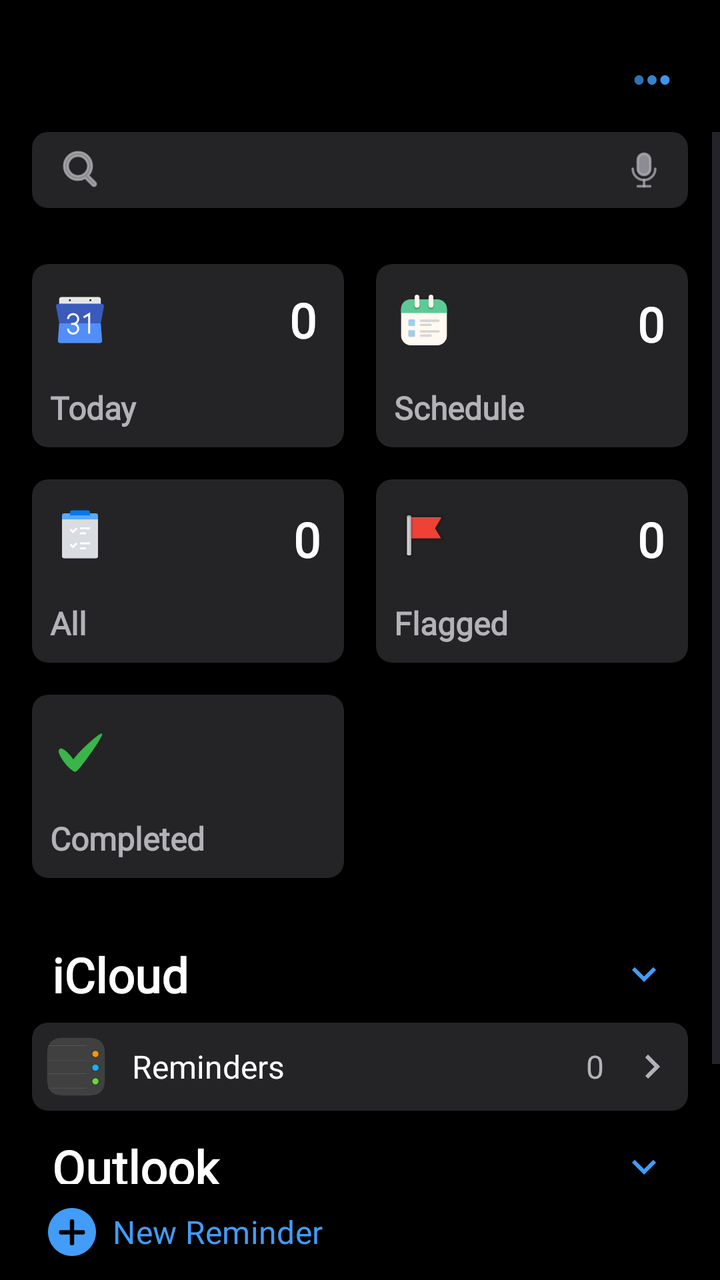
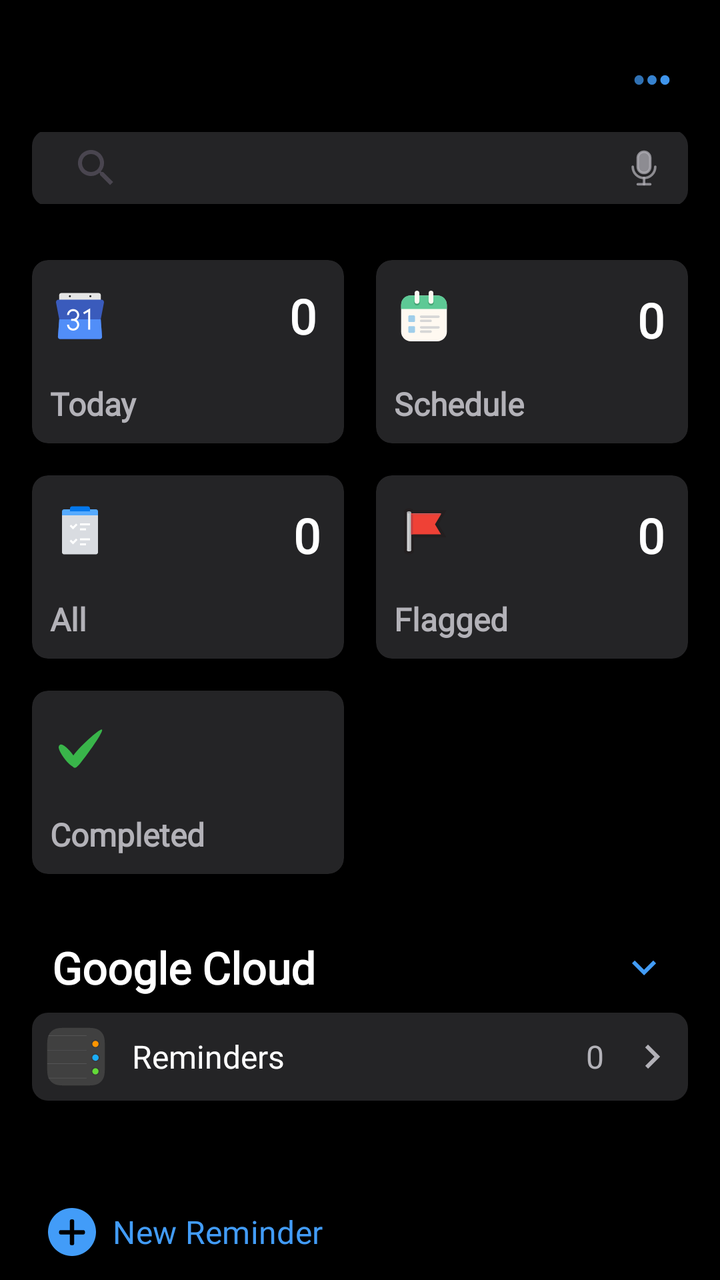

Compare the two renders of this Android layout. The source of the first and the diff that turns it into the second are given below.
<!-- AndroidManifest.xml: application theme Theme.RemindersTDL -->
<!-- res/layout/fragment_home.xml -->
<?xml version="1.0" encoding="utf-8"?>
<androidx.constraintlayout.widget.ConstraintLayout xmlns:android="http://schemas.android.com/apk/res/android"
    xmlns:app="http://schemas.android.com/apk/res-auto"
    android:layout_width="match_parent"
    android:layout_height="match_parent"
    android:animateLayoutChanges="true"
    android:background="@color/black">

    <FrameLayout
        android:id="@+id/toolbar"
        android:layout_width="match_parent"
        android:layout_height="wrap_content"
        android:layout_marginHorizontal="6dp"
        android:layout_marginTop="16dp"
        android:animateLayoutChanges="true"
        android:orientation="horizontal"
        app:layout_constraintEnd_toEndOf="parent"
        app:layout_constraintTop_toTopOf="parent">

        <ImageView
            android:id="@+id/menu_image_view"
            android:layout_width="wrap_content"
            android:layout_height="wrap_content"
            android:layout_gravity="end"
            android:layout_marginEnd="4dp"
            android:layout_marginBottom="2dp"
            android:clickable="true"
            android:contentDescription="@string/dropdown_menu"
            android:focusable="true"
            android:padding="8dp"
            android:src="@drawable/more_icon" />
    </FrameLayout>

    <ScrollView
        android:id="@+id/scroll_view"
        android:layout_width="match_parent"
        android:layout_height="0dp"
        android:animateLayoutChanges="true"
        app:layout_constraintBottom_toTopOf="@id/button_container"
        app:layout_constraintEnd_toEndOf="parent"
        app:layout_constraintStart_toStartOf="parent"
        app:layout_constraintTop_toBottomOf="@id/toolbar">

        <androidx.constraintlayout.widget.ConstraintLayout
            android:layout_width="match_parent"
            android:layout_height="wrap_content"
            android:animateLayoutChanges="true">

            <FrameLayout
                android:id="@+id/search_view_container"
                android:layout_width="match_parent"
                android:layout_height="38dp"
                android:layout_marginHorizontal="16dp"
                android:layout_marginBottom="16dp"
                android:animateLayoutChanges="true"
                android:background="@drawable/textview_roundedcorners"
                app:layout_constraintEnd_toEndOf="parent"
                app:layout_constraintStart_toStartOf="parent"
                app:layout_constraintTop_toTopOf="parent">

                
                <androidx.appcompat.widget.SearchView
                    android:id="@+id/search_view"
                    android:layout_width="match_parent"
                    android:layout_height="38dp"
                    android:layout_gravity="center"
                    android:iconifiedByDefault="false"
                    android:theme="@style/SearchViewHintStyle"
                    app:closeIcon="@null"
                    app:queryBackground="@android:color/transparent"
                    app:queryHint="@string/search"
                    app:searchIcon="@drawable/search_icon" />

                
                <ImageView
                    android:id="@+id/microphone_icon"
                    android:layout_width="wrap_content"
                    android:layout_height="wrap_content"
                    android:layout_gravity="end|center_vertical"
                    android:layout_marginEnd="12dp"
                    android:src="@drawable/microphone_icon" />

            </FrameLayout>

            
            <androidx.recyclerview.widget.RecyclerView
                android:id="@+id/recycler_view"
                android:layout_width="match_parent"
                android:layout_height="wrap_content"
                android:clipToPadding="false"
                android:padding="16dp"
                android:visibility="gone"
                app:layout_constraintEnd_toEndOf="parent"
                app:layout_constraintStart_toStartOf="parent"
                app:layout_constraintTop_toBottomOf="@id/search_view_container" />

            <GridLayout
                android:id="@+id/grid_layout"
                android:layout_width="match_parent"
                android:layout_height="wrap_content"
                android:layout_marginTop="12dp"
                android:animateLayoutChanges="true"
                android:columnCount="2"
                android:padding="8dp"
                android:rowCount="3"
                app:layout_constraintEnd_toEndOf="parent"
                app:layout_constraintStart_toStartOf="parent"
                app:layout_constraintTop_toBottomOf="@id/search_view_container">

                
                <com.google.android.material.card.MaterialCardView
                    android:id="@+id/today_button"
                    android:layout_width="0dp"
                    android:layout_height="wrap_content"
                    android:layout_columnWeight="1"
                    android:layout_margin="8dp"
                    android:backgroundTint="@color/my_gray"
                    app:cardCornerRadius="8dp"
                    app:cardElevation="4dp"
                    app:rippleColor="#8CD3C4C4"
                    app:strokeWidth="0dp">

                    <RelativeLayout
                        android:id="@+id/today_screen"
                        android:layout_width="match_parent"
                        android:layout_height="wrap_content"
                        android:padding="4dp">

                        <ImageView
                            android:id="@+id/icon_today"
                            android:layout_width="wrap_content"
                            android:layout_height="wrap_content"
                            android:layout_marginTop="4dp"
                            android:padding="8dp"
                            android:src="@drawable/_975310_alarm_calendar_date_event_hour_icon" />

                        <TextView
                            android:id="@+id/today_count"
                            android:layout_width="wrap_content"
                            android:layout_height="wrap_content"
                            android:layout_alignBottom="@id/icon_today"
                            android:layout_alignParentEnd="true"
                            android:layout_marginStart="16dp"
                            android:layout_marginEnd="6dp"
                            android:fontFamily="@font/roboto_regular"
                            android:padding="4dp"
                            android:text="@string/_0"
                            android:textColor="@color/white"
                            android:textSize="24sp"
                            android:textStyle="bold" />

                        <TextView
                            android:id="@+id/today_text"
                            android:layout_width="wrap_content"
                            android:layout_height="wrap_content"
                            android:layout_below="@id/icon_today"
                            android:layout_marginTop="8dp"
                            android:fontFamily="@font/roboto_bold"
                            android:padding="5dp"
                            android:text="@string/today"
                            android:textColor="#B3B2B8"
                            android:textSize="16sp"
                            android:textStyle="bold" />
                    </RelativeLayout>
                </com.google.android.material.card.MaterialCardView>

                
                <com.google.android.material.card.MaterialCardView
                    android:id="@+id/scheduled_button"
                    android:layout_width="0dp"
                    android:layout_height="wrap_content"
                    android:layout_columnWeight="1"
                    android:layout_margin="8dp"
                    android:backgroundTint="@color/my_gray"
                    app:cardCornerRadius="8dp"
                    app:cardElevation="4dp"
                    app:rippleColor="#8CD3C4C4"
                    app:strokeWidth="0dp">

                    <RelativeLayout
                        android:id="@+id/scheduled_screen"
                        android:layout_width="match_parent"
                        android:layout_height="wrap_content"
                        android:padding="4dp">

                        <ImageView
                            android:id="@+id/icon_scheduled"
                            android:layout_width="wrap_content"
                            android:layout_height="wrap_content"
                            android:layout_marginTop="4dp"
                            android:padding="4dp"
                            android:src="@drawable/schedule_icon" />

                        <TextView
                            android:id="@+id/scheduled_count"
                            android:layout_width="wrap_content"
                            android:layout_height="wrap_content"
                            android:layout_alignBottom="@id/icon_scheduled"
                            android:layout_alignParentEnd="true"
                            android:layout_marginStart="16dp"
                            android:layout_marginEnd="6dp"
                            android:fontFamily="@font/roboto_regular"
                            android:padding="2dp"
                            android:text="@string/_0"
                            android:textColor="@color/white"
                            android:textSize="24sp"
                            android:textStyle="bold" />

                        <TextView
                            android:id="@+id/scheduled_text"
                            android:layout_width="wrap_content"
                            android:layout_height="wrap_content"
                            android:layout_below="@id/icon_scheduled"
                            android:layout_marginTop="8dp"
                            android:fontFamily="@font/roboto_bold"
                            android:padding="5dp"
                            android:text="@string/schedule"
                            android:textColor="#B3B2B8"
                            android:textSize="16sp"
                            android:textStyle="bold" />
                    </RelativeLayout>
                </com.google.android.material.card.MaterialCardView>

                
                <com.google.android.material.card.MaterialCardView
                    android:id="@+id/all_button"
                    android:layout_width="0dp"
                    android:layout_height="wrap_content"
                    android:layout_columnWeight="1"
                    android:layout_margin="8dp"
                    android:backgroundTint="@color/my_gray"
                    app:cardCornerRadius="8dp"
                    app:cardElevation="4dp"
                    app:rippleColor="#8CD3C4C4"
                    app:strokeWidth="0dp">

                    <RelativeLayout
                        android:id="@+id/all_screen"
                        android:layout_width="match_parent"
                        android:layout_height="wrap_content"
                        android:padding="4dp">

                        <ImageView
                            android:id="@+id/icon_all"
                            android:layout_width="wrap_content"
                            android:layout_height="wrap_content"
                            android:layout_marginTop="4dp"
                            android:padding="4dp"
                            android:src="@drawable/all_icon" />

                        <TextView
                            android:id="@+id/all_count"
                            android:layout_width="wrap_content"
                            android:layout_height="wrap_content"
                            android:layout_alignBottom="@id/icon_all"
                            android:layout_alignParentEnd="true"
                            android:layout_marginStart="16dp"
                            android:layout_marginEnd="6dp"
                            android:fontFamily="@font/roboto_regular"
                            android:padding="2dp"
                            android:text="@string/_0"
                            android:textColor="@color/white"
                            android:textSize="24sp"
                            android:textStyle="bold" />

                        <TextView
                            android:id="@+id/all_text"
                            android:layout_width="wrap_content"
                            android:layout_height="wrap_content"
                            android:layout_below="@id/icon_all"
                            android:layout_marginTop="8dp"
                            android:fontFamily="@font/roboto_bold"
                            android:padding="5dp"
                            android:text="@string/all"
                            android:textColor="#B3B2B8"
                            android:textSize="16sp"
                            android:textStyle="bold" />
                    </RelativeLayout>
                </com.google.android.material.card.MaterialCardView>
                
                <com.google.android.material.card.MaterialCardView
                    android:id="@+id/flagged_button"
                    android:layout_width="0dp"
                    android:layout_height="wrap_content"
                    android:layout_columnWeight="1"
                    android:layout_margin="8dp"
                    android:backgroundTint="@color/my_gray"
                    app:cardCornerRadius="8dp"
                    app:cardElevation="4dp"
                    app:rippleColor="#8CD3C4C4"
                    app:strokeWidth="0dp">

                    <RelativeLayout
                        android:id="@+id/flagged_screen"
                        android:layout_width="match_parent"
                        android:layout_height="wrap_content"
                        android:padding="4dp">

                        <ImageView
                            android:id="@+id/icon_flagged"
                            android:layout_width="wrap_content"
                            android:layout_height="wrap_content"
                            android:layout_marginTop="4dp"
                            android:padding="4dp"
                            android:src="@drawable/flagged_icon" />

                        <TextView
                            android:id="@+id/flagged_count"
                            android:layout_width="wrap_content"
                            android:layout_height="wrap_content"
                            android:layout_alignBottom="@id/icon_flagged"
                            android:layout_alignParentEnd="true"
                            android:layout_marginStart="16dp"
                            android:layout_marginEnd="6dp"
                            android:fontFamily="@font/roboto_regular"
                            android:padding="2dp"
                            android:text="@string/_0"
                            android:textColor="@color/white"
                            android:textSize="24sp"
                            android:textStyle="bold" />

                        <TextView
                            android:id="@+id/flagged_text"
                            android:layout_width="wrap_content"
                            android:layout_height="wrap_content"
                            android:layout_below="@id/icon_flagged"
                            android:layout_marginTop="8dp"
                            android:fontFamily="@font/roboto_bold"
                            android:padding="5dp"
                            android:text="@string/flagged"
                            android:textColor="#B3B2B8"
                            android:textSize="16sp"
                            android:textStyle="bold" />
                    </RelativeLayout>
                </com.google.android.material.card.MaterialCardView>

                
                <com.google.android.material.card.MaterialCardView
                    android:id="@+id/completed_button"
                    android:layout_width="0dp"
                    android:layout_height="wrap_content"
                    android:layout_columnWeight="1"
                    android:layout_margin="8dp"
                    android:backgroundTint="@color/my_gray"
                    app:cardCornerRadius="8dp"
                    app:cardElevation="4dp"
                    app:rippleColor="#8CD3C4C4"
                    app:strokeWidth="0dp">

                    <RelativeLayout
                        android:id="@+id/completed_screen"
                        android:layout_width="match_parent"
                        android:layout_height="wrap_content"
                        android:padding="4dp">

                        <ImageView
                            android:id="@+id/icon_completed"
                            android:layout_width="wrap_content"
                            android:layout_height="wrap_content"
                            android:layout_marginTop="4dp"
                            android:padding="8dp"
                            android:src="@drawable/complete_icon" />

                        <TextView
                            android:id="@+id/completed_text"
                            android:layout_width="wrap_content"
                            android:layout_height="wrap_content"
                            android:layout_below="@id/icon_completed"
                            android:layout_marginTop="8dp"
                            android:fontFamily="@font/roboto_bold"
                            android:padding="5dp"
                            android:text="@string/completed"
                            android:textColor="#B3B2B8"
                            android:textSize="16sp"
                            android:textStyle="bold" />
                    </RelativeLayout>
                </com.google.android.material.card.MaterialCardView>
            </GridLayout>

            <LinearLayout
                android:id="@+id/homeComponent"
                android:layout_width="match_parent"
                android:layout_height="wrap_content"
                android:layout_marginTop="16dp"
                android:animateLayoutChanges="true"
                android:orientation="vertical"
                app:layout_constraintEnd_toEndOf="parent"
                app:layout_constraintStart_toStartOf="parent"
                app:layout_constraintTop_toBottomOf="@id/grid_layout">

                <TextView
                    android:id="@+id/textview_iCloud"
                    android:layout_width="match_parent"
                    android:layout_height="wrap_content"
                    android:layout_marginHorizontal="26dp"
                    android:fontFamily="@font/roboto_bold"
                    android:text="@string/icloud"
                    android:textColor="@color/white"
                    android:textSize="24sp"
                    android:textStyle="bold"
                    app:drawableEndCompat="@drawable/arrow_down" />

                <LinearLayout
                    android:id="@+id/iCloud_container"
                    android:layout_width="match_parent"
                    android:layout_height="wrap_content"
                    android:layout_marginHorizontal="16dp"
                    android:layout_marginVertical="8dp"
                    android:background="@drawable/textview_roundedcorners"
                    android:orientation="horizontal"
                    android:padding="2dp"
                    android:visibility="visible">

                    <TextView
                        android:layout_width="wrap_content"
                        android:layout_height="wrap_content"
                        android:drawablePadding="12dp"
                        android:fontFamily="@font/roboto_regular"
                        android:gravity="center_vertical"
                        android:padding="4dp"
                        android:text="@string/app_name"
                        android:textColor="@color/white"
                        android:textSize="16sp"
                        app:drawableStartCompat="@drawable/tasks_icon" />

                    <TextView
                        android:id="@+id/iCloud_count"
                        android:layout_width="match_parent"
                        android:layout_height="wrap_content"
                        android:drawablePadding="12dp"
                        android:fontFamily="@font/roboto_regular"
                        android:gravity="center_vertical|end"
                        android:padding="4dp"
                        android:text="@string/_0"
                        android:textColor="#B3B2B8"
                        android:textSize="16sp"
                        app:drawableEndCompat="@drawable/arrow_right"
                        app:drawableTint="#B3B2B8" />
                </LinearLayout>

                <TextView
                    android:id="@+id/textview_Outlook"
                    android:layout_width="match_parent"
                    android:layout_height="wrap_content"
                    android:layout_marginHorizontal="26dp"
                    android:layout_marginTop="4dp"
                    android:fontFamily="@font/roboto_bold"
                    android:text="@string/outlook"
                    android:textColor="@color/white"
                    android:textSize="24sp"
                    android:textStyle="bold"
                    app:drawableEndCompat="@drawable/arrow_down" />

                <LinearLayout
                    android:id="@+id/outlook_container"
                    android:layout_width="match_parent"
                    android:layout_height="wrap_content"
                    android:layout_marginHorizontal="16dp"
                    android:layout_marginVertical="8dp"
                    android:background="@drawable/textview_roundedcorners"
                    android:orientation="horizontal"
                    android:padding="2dp"
                    android:visibility="visible">

                    <TextView
                        android:layout_width="wrap_content"
                        android:layout_height="wrap_content"
                        android:drawablePadding="12dp"
                        android:fontFamily="@font/roboto_regular"
                        android:gravity="center_vertical"
                        android:padding="4dp"
                        android:text="@string/tasks"
                        android:textColor="@color/white"
                        android:textSize="16sp"
                        app:drawableStartCompat="@drawable/tasks_icon" />

                    <TextView
                        android:id="@+id/outlook_count"
                        android:layout_width="match_parent"
                        android:layout_height="wrap_content"
                        android:drawablePadding="12dp"
                        android:fontFamily="@font/roboto_regular"
                        android:gravity="center_vertical|end"
                        android:padding="4dp"
                        android:text="@string/_0"
                        android:textColor="#B3B2B8"
                        android:textSize="16sp"
                        app:drawableEndCompat="@drawable/arrow_right"
                        app:drawableTint="#B3B2B8" />
                </LinearLayout>

            </LinearLayout>
        </androidx.constraintlayout.widget.ConstraintLayout>
    </ScrollView>

    <androidx.constraintlayout.widget.ConstraintLayout
        android:id="@+id/button_container"
        android:layout_width="match_parent"
        android:layout_height="wrap_content"
        android:animateLayoutChanges="true"
        app:layout_constraintBottom_toBottomOf="parent"
        app:layout_constraintEnd_toEndOf="parent"
        app:layout_constraintStart_toStartOf="parent">

        <com.google.android.material.button.MaterialButton
            android:id="@+id/new_reminder_button"
            android:layout_width="wrap_content"
            android:layout_height="wrap_content"
            android:background="@android:color/transparent"
            android:fontFamily="@font/roboto_bold"
            android:text="@string/new_reminder"
            android:textColor="@color/light_blue"
            android:textSize="16sp"
            app:icon="@drawable/plus_icon"
            app:iconGravity="textStart"
            app:iconPadding="8dp"
            app:iconSize="24dp"
            app:iconTint="@color/light_blue"
            app:layout_constraintBottom_toBottomOf="parent"
            app:layout_constraintStart_toStartOf="parent" />
    </androidx.constraintlayout.widget.ConstraintLayout>
</androidx.constraintlayout.widget.ConstraintLayout>
<!-- resources referenced by this layout -->
<resources>
  <color name="black">#FF000000</color>
  <color name="light_blue">#429CF8</color>
  <color name="my_gray">#242426</color>
  <color name="white">#FFFFFFFF</color>
  <!-- drawable arrow_down (drawable) -->
  <vector xmlns:android="http://schemas.android.com/apk/res/android"
      android:width="24dp"
      android:height="24dp"
      android:tint="@color/light_blue"
      android:viewportWidth="24"
      android:viewportHeight="24">
  
      <path
          android:fillColor="@android:color/white"
          android:pathData="M7.41,8.59L12,13.17l4.59,-4.58L18,10l-6,6 -6,-6 1.41,-1.41z" />
  
  </vector>
  <!-- drawable arrow_right (drawable) -->
  <vector xmlns:android="http://schemas.android.com/apk/res/android"
      android:width="24dp"
      android:height="24dp"
      android:autoMirrored="true"
      android:tint="@color/light_blue"
      android:viewportWidth="24"
      android:viewportHeight="24">
  
      <path
          android:fillColor="@android:color/white"
          android:pathData="M8.59,16.59L13.17,12 8.59,7.41 10,6l6,6 -6,6 -1.41,-1.41z" />
  
  </vector>
  <!-- drawable complete_icon (drawable) -->
  <vector xmlns:android="http://schemas.android.com/apk/res/android"
      android:width="24dp"
      android:height="24dp"
      android:viewportWidth="60"
      android:viewportHeight="60">
  
      <path
          android:fillColor="#39B54A"
          android:pathData="M25.371,55.436c-2.565,2.025 -9.669,-3.168 -15.8,-11.855C4.087,35.811 1.309,29.601 5.138,27.494c2.78,-1.53 9.834,4.331 15.502,11.948C27.187,48.24 28.064,53.31 25.371,55.436z" />
  
      <path
          android:fillColor="#39B54A"
          android:pathData="M57.23,8.631c3.216,0.585 -11.756,22.241 -19.699,32.726C28.005,53.932 24.88,58.029 21.788,55.793c-2.574,-1.861 -3.32,-9.67 -0.461,-14.118C27.999,31.296 53.735,7.995 57.23,8.631z" />
  
  </vector>
  <!-- drawable more_icon (drawable) -->
  <vector xmlns:android="http://schemas.android.com/apk/res/android"
      android:width="32dp"
      android:height="32dp"
      android:viewportWidth="40"
      android:viewportHeight="40">
  
      <path
          android:fillColor="#F3429CF8"
          android:fillType="evenOdd"
          android:pathData="M25.2,20a2.9,3 0,1 0,5.8 0a2.9,3 0,1 0,-5.8 0z" />
  
      <path
          android:fillColor="#D5429CF8"
          android:fillType="evenOdd"
          android:pathData="M17.1,20a2.9,3 0,1 0,5.8 0a2.9,3 0,1 0,-5.8 0z" />
  
      <path
          android:fillColor="#B8429CF8"
          android:fillType="evenOdd"
          android:pathData="M9,20a2.9,3 0,1 0,5.8 0a2.9,3 0,1 0,-5.8 0z" />
  
  </vector>
  <!-- drawable textview_roundedcorners (drawable) -->
  <?xml version="1.0" encoding="utf-8"?>
  <shape xmlns:android="http://schemas.android.com/apk/res/android"
      android:shape="rectangle">
  
      <corners android:radius="8dp" />
      <solid android:color="@color/my_gray" />
  
  </shape>
  <string name="_0">0</string>
  <string name="all">All</string>
  <string name="app_name">Reminders</string>
  <string name="completed">Completed</string>
  <string name="dropdown_menu">Dropdown Menu</string>
  <string name="flagged">Flagged</string>
  <string name="icloud">iCloud</string>
  <string name="new_reminder">New Reminder</string>
  <string name="outlook">Outlook</string>
  <string name="schedule">Schedule</string>
  <string name="search">Search</string>
  <string name="tasks">Tasks</string>
  <string name="today">Today</string>
  <style name="SearchViewHintStyle">
          <item name="android:textColorHint">@color/white</item>
      </style>
  <style name="Theme.RemindersTDL" parent="Base.Theme.RemindersTDL" />
  <style name="Base.Theme.RemindersTDL" parent="Theme.Material3.DayNight.NoActionBar">
          
          
  
          <item name="android:windowIsTranslucent">true</item>
      </style>
  <!-- unchanged entries left out for length: 8 -->
</resources>

<!-- the commit's change to res/layout/fragment_home.xml (unified diff, before → after) -->
@@ -49,21 +49,22 @@
             <FrameLayout
                 android:id="@+id/search_view_container"
                 android:layout_width="match_parent"
-                android:layout_height="38dp"
+                android:layout_height="36dp"
                 android:layout_marginHorizontal="16dp"
                 android:layout_marginBottom="16dp"
                 android:animateLayoutChanges="true"
-                android:background="@drawable/textview_roundedcorners"
+                android:backgroundTint="@android:color/transparent"
                 app:layout_constraintEnd_toEndOf="parent"
                 app:layout_constraintStart_toStartOf="parent"
                 app:layout_constraintTop_toTopOf="parent">
 
                 
-                <androidx.appcompat.widget.SearchView
+                <SearchView
                     android:id="@+id/search_view"
                     android:layout_width="match_parent"
                     android:layout_height="38dp"
                     android:layout_gravity="center"
+                    android:background="@drawable/textview_roundedcorners"
                     android:iconifiedByDefault="false"
                     android:theme="@style/SearchViewHintStyle"
                     app:closeIcon="@null"
@@ -394,9 +395,9 @@
                     android:layout_height="wrap_content"
                     android:layout_marginHorizontal="26dp"
                     android:fontFamily="@font/roboto_bold"
-                    android:text="@string/icloud"
+                    android:text="Google Cloud"
                     android:textColor="@color/white"
-                    android:textSize="24sp"
+                    android:textSize="22sp"
                     android:textStyle="bold"
                     app:drawableEndCompat="@drawable/arrow_down" />
 
@@ -449,6 +450,7 @@
                     android:textColor="@color/white"
                     android:textSize="24sp"
                     android:textStyle="bold"
+                    android:visibility="gone"
                     app:drawableEndCompat="@drawable/arrow_down" />
 
                 <LinearLayout
@@ -460,7 +462,7 @@
                     android:background="@drawable/textview_roundedcorners"
                     android:orientation="horizontal"
                     android:padding="2dp"
-                    android:visibility="visible">
+                    android:visibility="gone">
 
                     <TextView
                         android:layout_width="wrap_content"
<!-- resource entries referenced after the edit -->
@@ -85,7 +85,6 @@
   <string name="completed">Completed</string>
   <string name="dropdown_menu">Dropdown Menu</string>
   <string name="flagged">Flagged</string>
-  <string name="icloud">iCloud</string>
   <string name="new_reminder">New Reminder</string>
   <string name="outlook">Outlook</string>
   <string name="schedule">Schedule</string>
